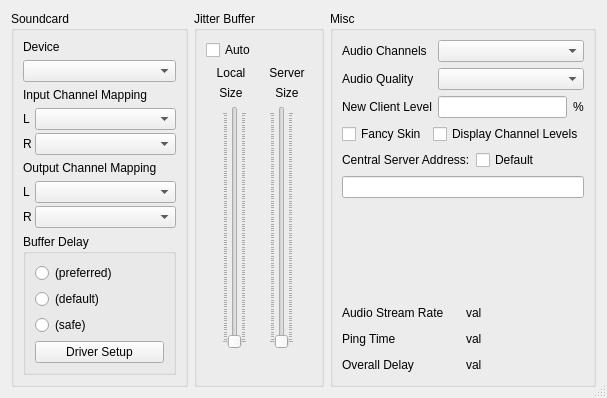
jamulussoftware/jamulus, file src/clientsettingsdlgbase.ui: the form before one commit.
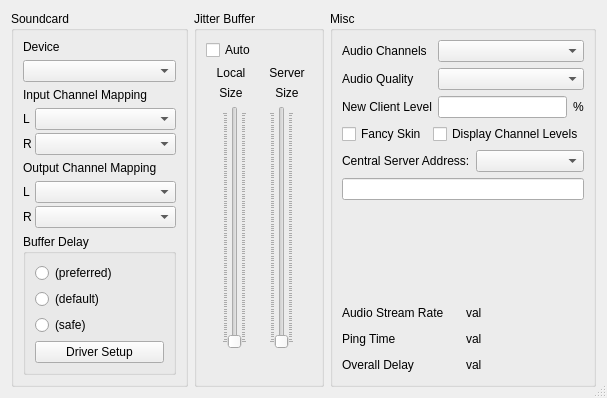
The form after the commit. Icons and pictures are not drawn. Custom widgets are drawn as their Qt base class.

Commit message: added support for Central Server (North America) (Ticket #50), small bug fix for the Mac audio interface

Patch:
```diff
--- a/src/clientsettingsdlgbase.ui
+++ b/src/clientsettingsdlgbase.ui
@@ -7,7 +7,7 @@
     <x>0</x>
     <y>0</y>
     <width>567</width>
-    <height>351</height>
+    <height>371</height>
    </rect>
   </property>
   <property name="windowTitle">
@@ -557,11 +557,7 @@
          </widget>
         </item>
         <item>
-         <widget class="QCheckBox" name="chbDefaultCentralServer">
-          <property name="text">
-           <string>Default</string>
-          </property>
-         </widget>
+         <widget class="QComboBox" name="cbxCentServAddrType"/>
         </item>
        </layout>
       </item>
```
Left out of the diff: 2 changed lines with no effect on the pictures. The commit also changes 18 other files.
